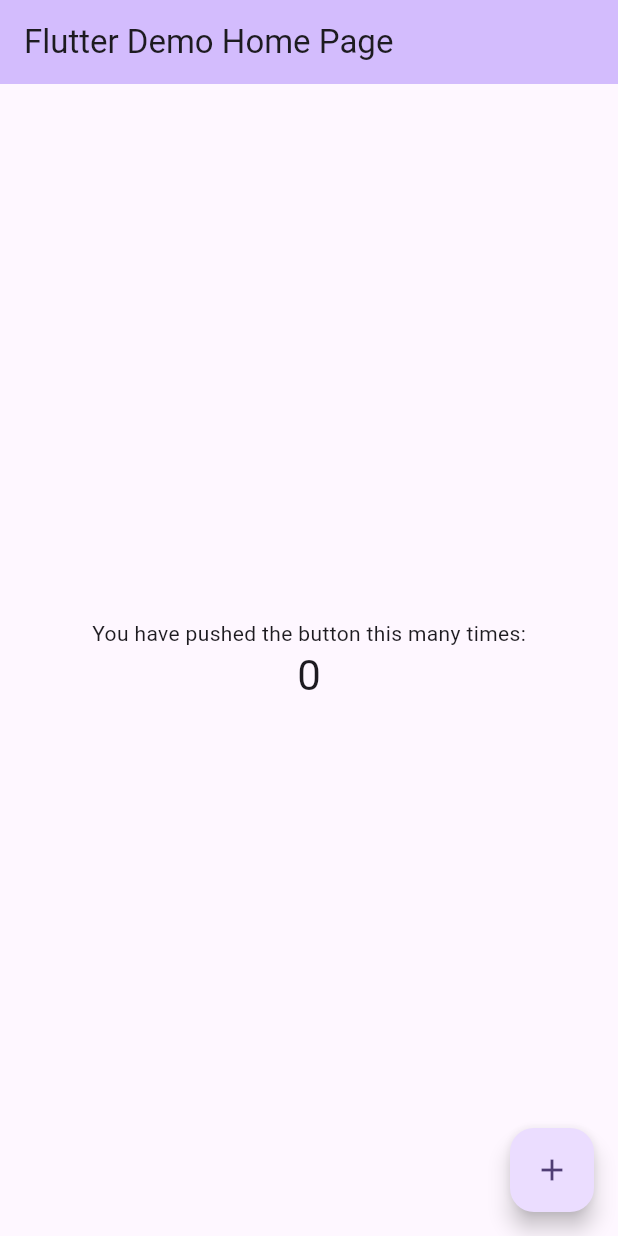
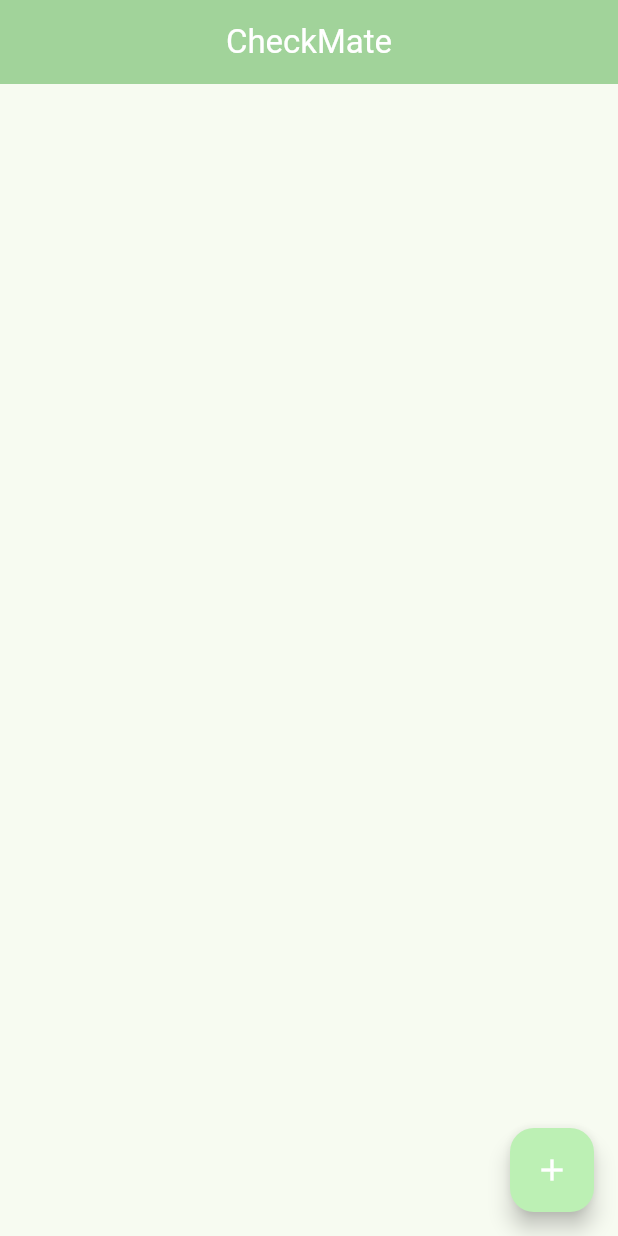
Before and after one commit to Merus23/checkmate, a Flutter app: the screen it shows after launch, on a phone screen of 412 x 824 dp. Run offline on Flutter 3.47's test engine with Material 3 defaults, Android fonts, the phone set to English and light mode, and no system bars.

Commit message:
feat: the initial setup

```diff
--- a/lib/main.dart
+++ b/lib/main.dart
@@ -13,40 +13,19 @@ class MyApp extends StatelessWidget {
     return MaterialApp(
       title: 'Flutter Demo',
       theme: ThemeData(
-        // This is the theme of your application.
-        //
-        // TRY THIS: Try running your application with "flutter run". You'll see
-        // the application has a purple toolbar. Then, without quitting the app,
-        // try changing the seedColor in the colorScheme below to Colors.green
-        // and then invoke "hot reload" (save your changes or press the "hot
-        // reload" button in a Flutter-supported IDE, or press "r" if you used
-        // the command line to start the app).
-        //
-        // Notice that the counter didn't reset back to zero; the application
-        // state is not lost during the reload. To reset the state, use hot
-        // restart instead.
-        //
-        // This works for code too, not just values: Most code changes can be
-        // tested with just a hot reload.
-        colorScheme: ColorScheme.fromSeed(seedColor: Colors.deepPurple),
+        colorScheme: ColorScheme.fromSeed(
+          seedColor: Colors.green,
+          onSecondary: Colors.white,
+        ),
         useMaterial3: true,
       ),
-      home: const MyHomePage(title: 'Flutter Demo Home Page'),
+      home: const MyHomePage(title: 'CheckMate'),
     );
   }
 }
 
 class MyHomePage extends StatefulWidget {
   const MyHomePage({super.key, required this.title});
-
-  // This widget is the home page of your application. It is stateful, meaning
-  // that it has a State object (defined below) that contains fields that affect
-  // how it looks.
-
-  // This class is the configuration for the state. It holds the values (in this
-  // case the title) provided by the parent (in this case the App widget) and
-  // used by the build method of the State. Fields in a Widget subclass are
-  // always marked "final".
 
   final String title;
 
@@ -55,71 +34,31 @@ class MyHomePage extends StatefulWidget {
 }
 
 class _MyHomePageState extends State<MyHomePage> {
-  int _counter = 0;
-
-  void _incrementCounter() {
-    setState(() {
-      // This call to setState tells the Flutter framework that something has
-      // changed in this State, which causes it to rerun the build method below
-      // so that the display can reflect the updated values. If we changed
-      // _counter without calling setState(), then the build method would not be
-      // called again, and so nothing would appear to happen.
-      _counter++;
-    });
-  }
-
   @override
   Widget build(BuildContext context) {
-    // This method is rerun every time setState is called, for instance as done
-    // by the _incrementCounter method above.
-    //
-    // The Flutter framework has been optimized to make rerunning build methods
-    // fast, so that you can just rebuild anything that needs updating rather
-    // than having to individually change instances of widgets.
     return Scaffold(
       appBar: AppBar(
-        // TRY THIS: Try changing the color here to a specific color (to
-        // Colors.amber, perhaps?) and trigger a hot reload to see the AppBar
-        // change color while the other colors stay the same.
         backgroundColor: Theme.of(context).colorScheme.inversePrimary,
-        // Here we take the value from the MyHomePage object that was created by
-        // the App.build method, and use it to set our appbar title.
-        title: Text(widget.title),
+        title: Center(
+            child: Text(widget.title,
+                style: TextStyle(
+                  color: Theme.of(context).colorScheme.onSecondary,
+                ))),
       ),
-      body: Center(
-        // Center is a layout widget. It takes a single child and positions it
-        // in the middle of the parent.
+      body: const Center(
         child: Column(
-          // Column is also a layout widget. It takes a list of children and
-          // arranges them vertically. By default, it sizes itself to fit its
-          // children horizontally, and tries to be as tall as its parent.
-          //
-          // Column has various properties to control how it sizes itself and
-          // how it positions its children. Here we use mainAxisAlignment to
-          // center the children vertically; the main axis here is the vertical
-          // axis because Columns are vertical (the cross axis would be
-          // horizontal).
-          //
-          // TRY THIS: Invoke "debug painting" (choose the "Toggle Debug Paint"
-          // action in the IDE, or press "p" in the console), to see the
-          // wireframe for each widget.
           mainAxisAlignment: MainAxisAlignment.center,
-          children: <Widget>[
-            const Text(
-              'You have pushed the button this many times:',
-            ),
-            Text(
-              '$_counter',
-              style: Theme.of(context).textTheme.headlineMedium,
-            ),
-          ],
+          children: <Widget>[],
         ),
       ),
       floatingActionButton: FloatingActionButton(
-        onPressed: _incrementCounter,
-        tooltip: 'Increment',
-        child: const Icon(Icons.add),
-      ), // This trailing comma makes auto-formatting nicer for build methods.
+        onPressed: () {},
+        tooltip: 'Add new check list',
+        child: Icon(
+          Icons.add,
+          color: Theme.of(context).colorScheme.onSecondary,
+        ),
+      ),
     );
   }
 }
```
